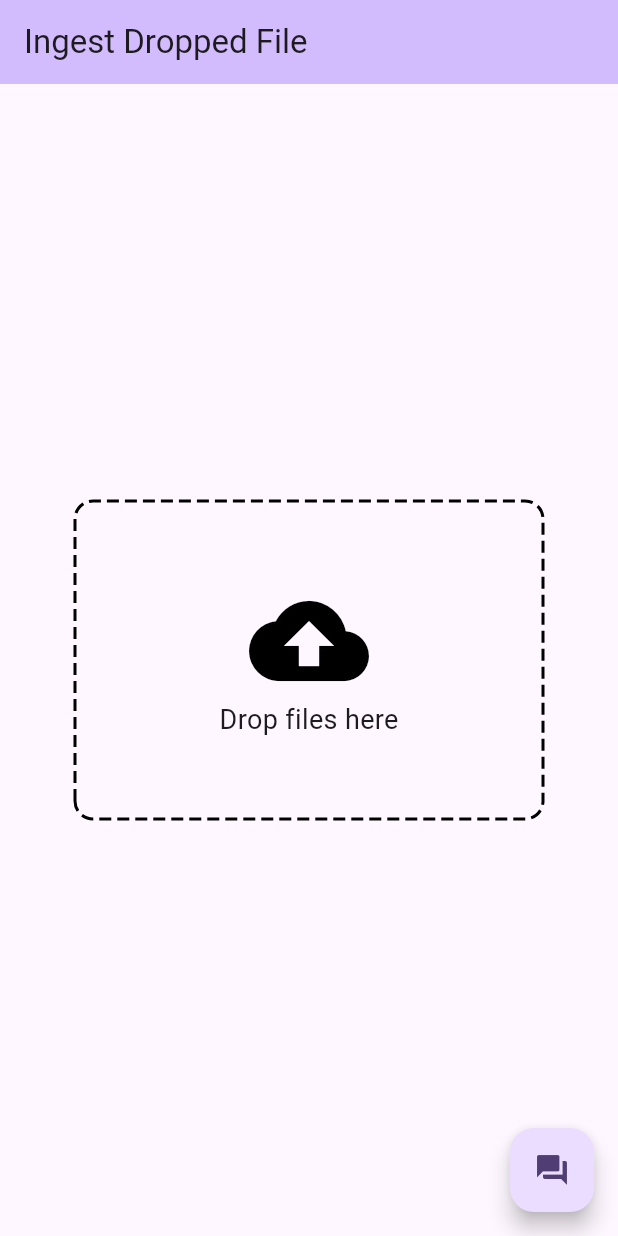
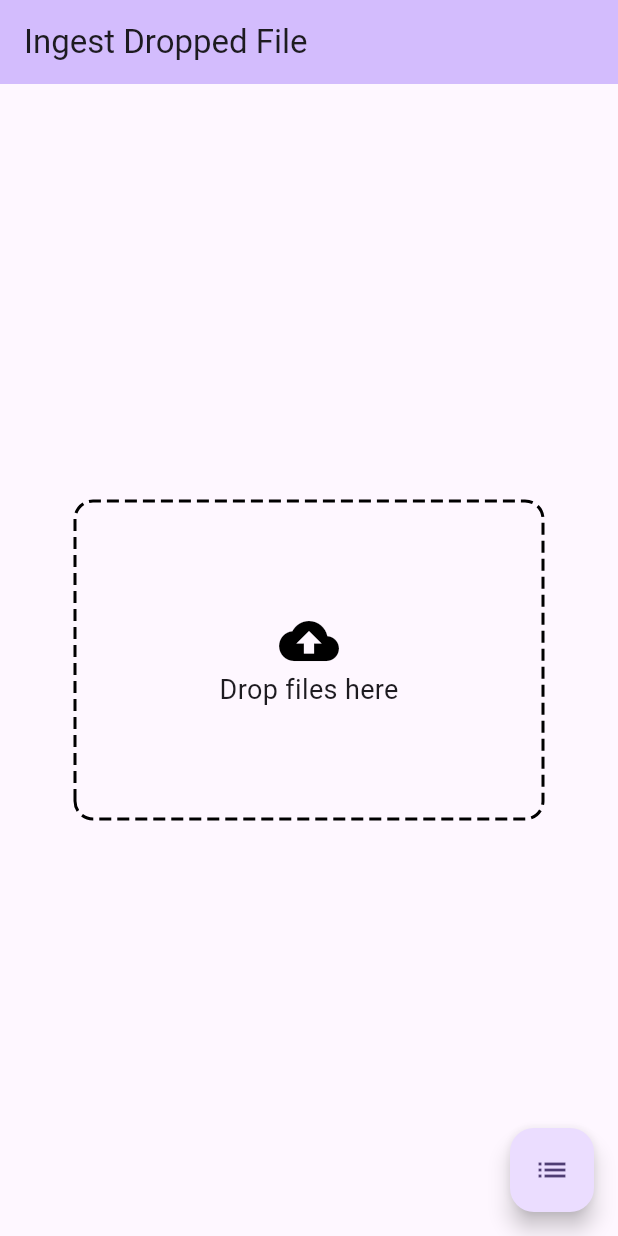
Before and after one commit to cgdougm/roadway, a Flutter app: the screen it shows after launch, on a phone screen of 412 x 824 dp. Run offline on Flutter 3.47's test engine with Material 3 defaults, Android fonts, the phone set to English and light mode, and no system bars; drawn by our look-alikes of dotted_border; our stand-ins replace cross_file, sqflite, sqflite_common_ffi; missing offline and left inert: desktop_drop; accounts and stored records are empty.

Commit message:
clearer msgs icons

```diff
--- a/lib/main.dart
+++ b/lib/main.dart
@@ -1,6 +1,5 @@
 import 'package:flutter/material.dart';
 import 'package:desktop_drop/desktop_drop.dart';
-import 'package:cross_file/cross_file.dart';
 import 'package:provider/provider.dart';
 import 'package:dotted_border/dotted_border.dart';
 import 'app_state.dart';
@@ -21,27 +20,11 @@ void main() {
 class MyApp extends StatelessWidget {
   const MyApp({super.key});
 
-  // This widget is the root of your application.
   @override
   Widget build(BuildContext context) {
     return MaterialApp(
       title: 'Flutter Demo',
       theme: ThemeData(
-        // This is the theme of your application.
-        //
-        // TRY THIS: Try running your application with "flutter run". You'll see
-        // the application has a purple toolbar. Then, without quitting the app,
-        // try changing the seedColor in the colorScheme below to Colors.green
-        // and then invoke "hot reload" (save your changes or press the "hot
-        // reload" button in a Flutter-supported IDE, or press "r" if you used
-        // the command line to start the app).
-        //
-        // Notice that the counter didn't reset back to zero; the application
-        // state is not lost during the reload. To reset the state, use hot
-        // restart instead.
-        //
-        // This works for code too, not just values: Most code changes can be
-        // tested with just a hot reload.
         colorScheme: ColorScheme.fromSeed(seedColor: Colors.deepPurple),
         useMaterial3: true,
       ),
@@ -52,15 +35,6 @@ class MyApp extends StatelessWidget {
 
 class MyHomePage extends StatefulWidget {
   const MyHomePage({super.key, required this.title});
-
-  // This widget is the home page of your application. It is stateful, meaning
-  // that it has a State object (defined below) that contains fields that affect
-  // how it looks.
-
-  // This class is the configuration for the state. It holds the values (in this
-  // case the title) provided by the parent (in this case the App widget) and
-  // used by the build method of the State. Fields in a Widget subclass are
-  // always marked "final".
 
   final String title;
 
@@ -186,7 +160,7 @@ class _MyHomePageState extends State<MyHomePage> {
                 children: <Widget>[
                   Icon(
                     Icons.cloud_upload,
-                    size: 80,
+                    size: 40,
                     color: _dragging ? Colors.blue : Colors.black,
                   ),
                   Text(
@@ -208,8 +182,8 @@ class _MyHomePageState extends State<MyHomePage> {
       ),
       floatingActionButton: FloatingActionButton(
         onPressed: _checkDatabase,
-        tooltip: 'Check Database',
-        child: Icon(Icons.question_answer),
+        tooltip: 'DB console dump',
+        child: Icon(Icons.list),
       ),
     );
   }
```
